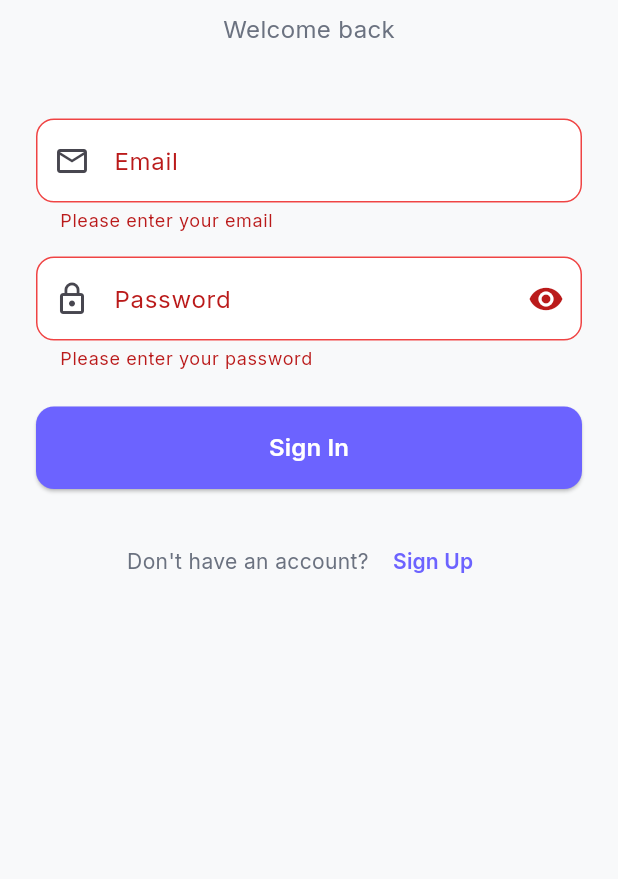
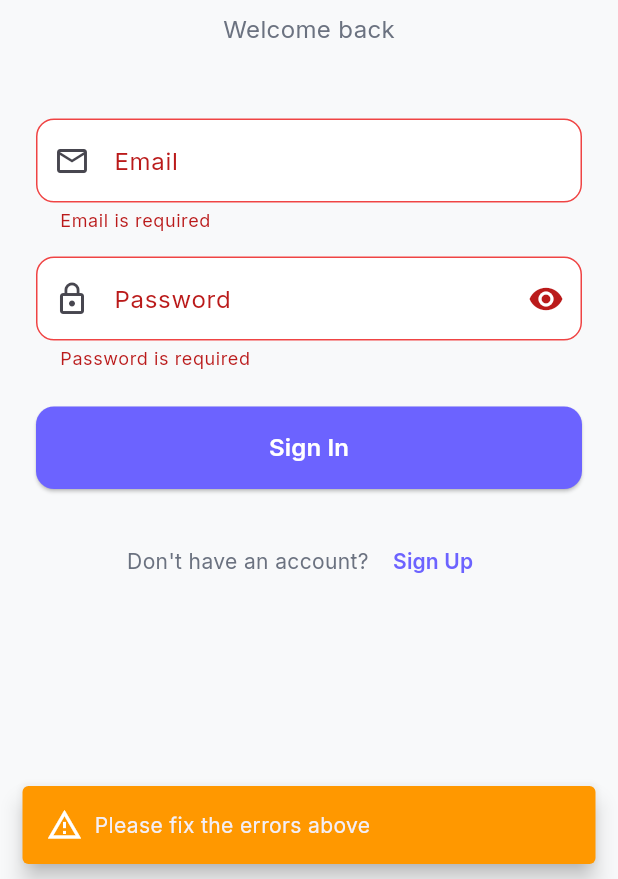
Before and after one commit to DavBelM/flutter-notes-app, a Flutter app: the screen it shows after launch, after a tap on "Sign In", on a phone screen of 412 x 824 dp, the part 357-1236 px from its top. Run offline on Flutter 3.47's test engine with Material 3 defaults, Android fonts, the phone set to English and light mode, and no system bars; our stand-ins replace cloud_firestore, equatable, firebase_auth, firebase_core, flutter_bloc, google_fonts; accounts and stored records are empty.

Commit message:
Enhance authentication form validation with better error messages and user feedback

```diff
--- a/lib/features/auth/presentation/screens/auth_screen.dart
+++ b/lib/features/auth/presentation/screens/auth_screen.dart
@@ -31,6 +31,9 @@ class _AuthScreenState extends State<AuthScreen> {
   }
 
   void _submit() {
+    // Dismiss keyboard
+    FocusScope.of(context).unfocus();
+
     if (_formKey.currentState!.validate()) {
       if (_isSignUp) {
         context.read<AuthBloc>().add(
@@ -47,6 +50,22 @@ class _AuthScreenState extends State<AuthScreen> {
           ),
         );
       }
+    } else {
+      // Show a message if form validation fails
+      ScaffoldMessenger.of(context).showSnackBar(
+        SnackBar(
+          content: Row(
+            children: [
+              const Icon(Icons.warning_amber_outlined, color: Colors.white),
+              const SizedBox(width: 8),
+              const Expanded(child: Text('Please fix the errors above')),
+            ],
+          ),
+          backgroundColor: Colors.orange,
+          duration: const Duration(seconds: 2),
+          behavior: SnackBarBehavior.floating,
+        ),
+      );
     }
   }
 
@@ -54,25 +73,42 @@ class _AuthScreenState extends State<AuthScreen> {
   Widget build(BuildContext context) {
     return Scaffold(
       body: SafeArea(
-        child: BlocListener<AuthBloc, AuthState>(
+        child: BlocConsumer<AuthBloc, AuthState>(
           listener: (context, state) {
             if (state is AuthError) {
               ScaffoldMessenger.of(context).showSnackBar(
                 SnackBar(
-                  content: Text(state.message),
+                  content: Row(
+                    children: [
+                      const Icon(Icons.error_outline, color: Colors.white),
+                      const SizedBox(width: 8),
+                      Expanded(child: Text(state.message)),
+                    ],
+                  ),
                   backgroundColor: AppColors.error,
+                  duration: const Duration(seconds: 4),
+                  behavior: SnackBarBehavior.floating,
                 ),
               );
             } else if (state is AuthAuthenticated) {
               ScaffoldMessenger.of(context).showSnackBar(
                 SnackBar(
-                  content: Text('Welcome ${state.user.email}!'),
+                  content: Row(
+                    children: [
+                      const Icon(Icons.check_circle_outline, color: Colors.white),
+                      const SizedBox(width: 8),
+                      Expanded(child: Text('Welcome ${state.user.email}!')),
+                    ],
+                  ),
                   backgroundColor: AppColors.success,
+                  duration: const Duration(seconds: 2),
+                  behavior: SnackBarBehavior.floating,
                 ),
               );
             }
           },
-          child: SingleChildScrollView(
+          builder: (context, state) {
+            return SingleChildScrollView(
             padding: const EdgeInsets.all(AppSpacing.lg),
             child: Form(
               key: _formKey,
@@ -119,7 +155,40 @@ class _AuthScreenState extends State<AuthScreen> {
                       ],
                     ),
                   ),
-                  const SizedBox(height: AppSpacing.xxl),
+                  const SizedBox(height: AppSpacing.lg),
+                  // Error display
+                  if (state is AuthError) ...[
+                    Container(
+                      padding: const EdgeInsets.all(AppSpacing.md),
+                      decoration: BoxDecoration(
+                        color: AppColors.error.withOpacity(0.1),
+                        border: Border.all(color: AppColors.error.withOpacity(0.3)),
+                        borderRadius: BorderRadius.circular(AppBorderRadius.md),
+                      ),
+                      child: Row(
+                        children: [
+                          Icon(
+                            Icons.error_outline,
+                            color: AppColors.error,
+                            size: 20,
+                          ),
+                          const SizedBox(width: AppSpacing.sm),
+                          Expanded(
+                            child: Text(
+                              state.message,
+                              style: TextStyle(
+                                color: AppColors.error,
+                                fontSize: 14,
+                                fontWeight: FontWeight.w500,
+                              ),
+                            ),
+                          ),
+                        ],
+                      ),
+                    ),
+                    const SizedBox(height: AppSpacing.md),
+                  ],
+                  const SizedBox(height: AppSpacing.lg),
                   // Email field
                   TextFormField(
                     controller: _emailController,
@@ -134,13 +203,24 @@ class _AuthScreenState extends State<AuthScreen> {
                     keyboardType: TextInputType.emailAddress,
                     validator: (value) {
                       if (value == null || value.isEmpty) {
-                        return 'Please enter your email';
+                        return 'Email is required';
                       }
-                      if (!RegExp(
-                        r'^[^\s@]+@[^\s@]+\.[^\s@]+$',
-                      ).hasMatch(value)) {
-                        return 'Please enter a valid email';
+
+                      // Check for spaces
+                      if (value.contains(' ')) {
+                        return 'Email cannot contain spaces';
                       }
+
+                      // Check for valid email format
+                      if (!RegExp(r'^[^\s@]+@[^\s@]+\.[^\s@]+$').hasMatch(value)) {
+                        return 'Please enter a valid email address';
+                      }
+
+                      // Check for common mistakes
+                      if (value.endsWith('.')) {
+                        return 'Email cannot end with a dot';
+                      }
+
                       return null;
                     },
                   ),
@@ -174,11 +254,23 @@ class _AuthScreenState extends State<AuthScreen> {
                     obscureText: !_isPasswordVisible,
                     validator: (value) {
                       if (value == null || value.isEmpty) {
-                        return 'Please enter your password';
+                        return 'Password is required';
                       }
-                      if (_isSignUp && value.length < 6) {
-                        return 'Password must be at least 6 characters';
+
+                      if (_isSignUp) {
+                        if (value.length < 6) {
+                          return 'Password must be at least 6 characters';
+                        }
+                        if (!RegExp(r'^(?=.*[a-zA-Z])').hasMatch(value)) {
+                          return 'Password must contain at least one letter';
+                        }
+                      } else {
+                        // For login, just check if not empty
+                        if (value.length < 1) {
+                          return 'Password is required';
+                        }
                       }
+
                       return null;
                     },
                   ),
@@ -294,7 +386,8 @@ class _AuthScreenState extends State<AuthScreen> {
                 ],
               ),
             ),
-          ),
+            );
+          },
         ),
       ),
     );
```
